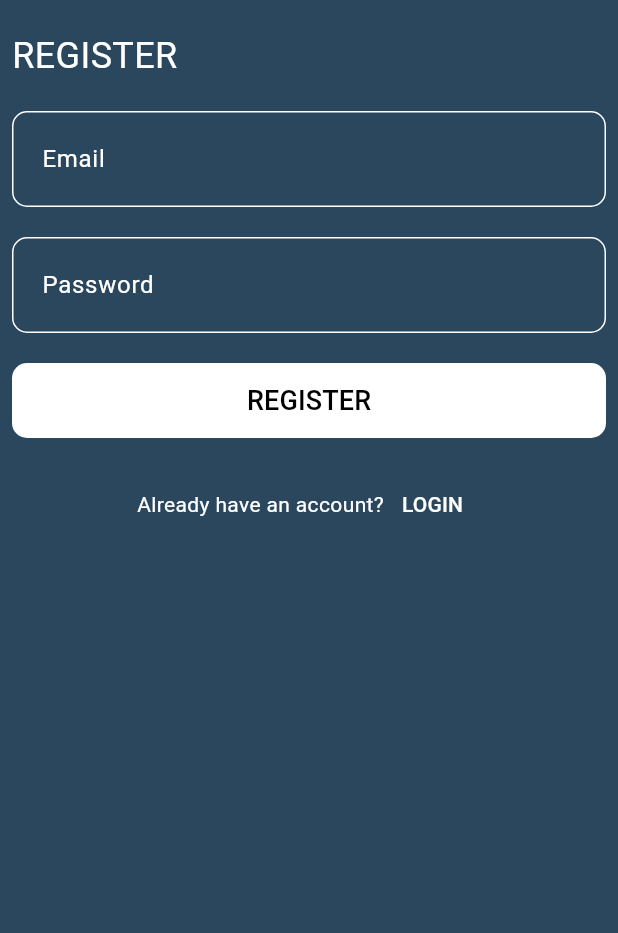
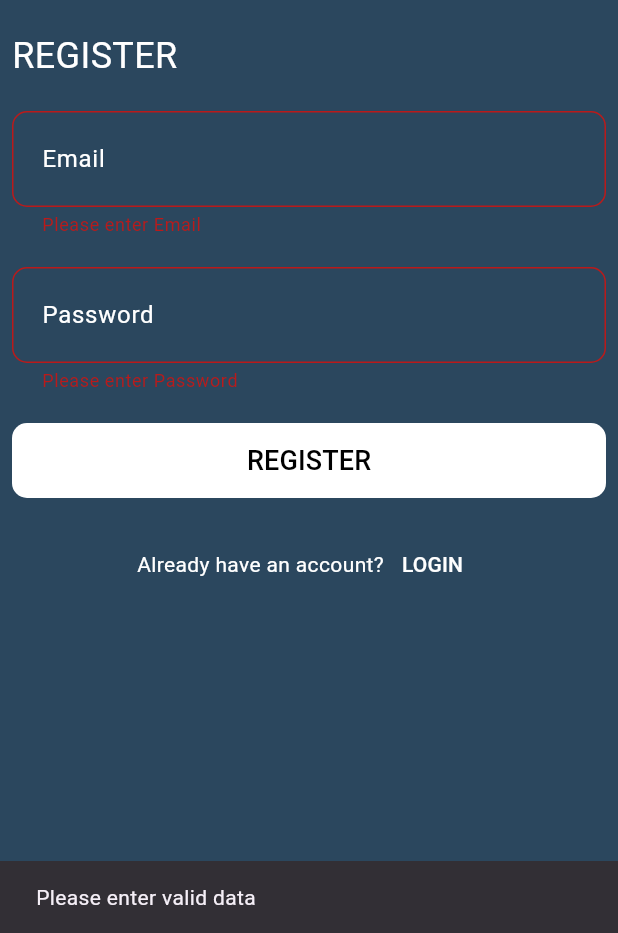
Before and after one commit to hashimsaffarini/Chat_App, a Flutter app: the RegisterPage screen opened by its route, after a tap on "REGISTER", on a phone screen of 412 x 824 dp, the part 303-1236 px from its top. Run offline on Flutter 3.47's test engine with Material 3 defaults, Android fonts, the phone set to English and light mode, and no system bars; drawn by our look-alikes of modal_progress_hud_nsn; our stand-ins replace firebase_auth, firebase_core; accounts and stored records are empty.

Commit message:
Add new files for showing snack bar, implementing login and register functionality
- Added show_snack_bar.dart for displaying snack bar messages
- Implemented login and register functionality in login_page.dart and register_page.dart
- Added modal progress HUD for showing loading indicator
- Updated dependencies for modal_progress_hud_nsn package

```diff
--- /dev/null
+++ b/lib/helper/show_snack_bar.dart
@@ -0,0 +1,9 @@
+import 'package:flutter/material.dart';
+
+void showSnackBar(BuildContext context, String? messege) {
+    ScaffoldMessenger.of(context).showSnackBar(
+      SnackBar(
+        content: Text(messege!),
+      ),
+    );
+  }
--- a/lib/views/pages/register_page.dart
+++ b/lib/views/pages/register_page.dart
@@ -1,10 +1,10 @@
-import 'dart:developer';
-
 import 'package:chat_app/constants.dart';
+import 'package:chat_app/helper/show_snack_bar.dart';
 import 'package:chat_app/views/widgets/custom_button.dart';
 import 'package:chat_app/views/widgets/custom_text_filed.dart';
 import 'package:firebase_auth/firebase_auth.dart';
 import 'package:flutter/material.dart';
+import 'package:modal_progress_hud_nsn/modal_progress_hud_nsn.dart';
 
 class RegisterPage extends StatefulWidget {
   static const String registerRoute = 'RegisterPage';
@@ -15,11 +15,15 @@ class RegisterPage extends StatefulWidget {
 }
 
 class _RegisterPageState extends State<RegisterPage> {
+  bool isLoading = false;
   String? email;
   String? password;
+  GlobalKey<FormState> formKey = GlobalKey<FormState>();
   @override
   Widget build(BuildContext context) {
-    return Scaffold(
+    return ModalProgressHUD(
+      inAsyncCall: isLoading,
+      child: Scaffold(
         backgroundColor: kPrimaryColor,
         appBar: AppBar(
           backgroundColor: kPrimaryColor,
@@ -35,6 +39,8 @@ class _RegisterPageState extends State<RegisterPage> {
         ),
         body: Padding(
           padding: const EdgeInsets.symmetric(horizontal: 8),
+          child: Form(
+            key: formKey,
             child: SingleChildScrollView(
               child: Column(
                 children: [
@@ -65,7 +71,7 @@ class _RegisterPageState extends State<RegisterPage> {
                   const SizedBox(
                     height: 20,
                   ),
-              CustomTextFiled(
+                  CustomTextFormFiled(
                     onChanged: (data) {
                       email = data;
                     },
@@ -74,7 +80,7 @@ class _RegisterPageState extends State<RegisterPage> {
                   const SizedBox(
                     height: 20,
                   ),
-              CustomTextFiled(
+                  CustomTextFormFiled(
                     onChanged: (data) {
                       password = data;
                     },
@@ -85,13 +91,31 @@ class _RegisterPageState extends State<RegisterPage> {
                   ),
                   CustomButton(
                     onPressed: () async {
-                  var auth = FirebaseAuth.instance;
-                  UserCredential user =
-                      await auth.createUserWithEmailAndPassword(
-                    email: email!,
-                    password: password!,
-                  );
-                  log('User: ${user.user!.email}');
+                      if (formKey.currentState!.validate()) {
+                        isLoading = true;
+                        setState(() {});
+                        try {
+                          await registerUser();
+
+                          showSnackBar(context, 'Successfully registered!');
+                        } on FirebaseAuthException catch (e) {
+                          String? messege;
+                          if (e.code == 'weak-password') {
+                            messege = 'The password provided is too weak.';
+                          } else if (e.code == 'email-already-in-use') {
+                            messege =
+                                'The account already exists for that email.';
+                          }
+                          showSnackBar(context, messege);
+                        } catch (e) {
+                          showSnackBar(context, e.toString());
+                        }
+                        isLoading = false;
+
+                        setState(() {});
+                      } else {
+                        showSnackBar(context, 'Please enter valid data');
+                      }
                     },
                     text: 'REGISTER',
                   ),
@@ -124,6 +148,17 @@ class _RegisterPageState extends State<RegisterPage> {
               ),
             ),
           ),
+        ),
+      ),
     );
   }
+
+  Future<UserCredential> registerUser() async {
+    var auth = FirebaseAuth.instance;
+    UserCredential user = await auth.createUserWithEmailAndPassword(
+      email: email!,
+      password: password!,
+    );
+    return user;
   }
+}
--- a/lib/views/widgets/custom_text_filed.dart
+++ b/lib/views/widgets/custom_text_filed.dart
@@ -1,13 +1,19 @@
 import 'package:flutter/material.dart';
 
-class CustomTextFiled extends StatelessWidget {
+class CustomTextFormFiled extends StatelessWidget {
   final String? hintText;
   final Function(String)? onChanged;
-  const CustomTextFiled({super.key, this.hintText, this.onChanged});
+  const CustomTextFormFiled({super.key, this.hintText, this.onChanged});
 
   @override
   Widget build(BuildContext context) {
-    return TextField(
+    return TextFormField(
+      validator: (value) {
+        if (value!.isEmpty) {
+          return 'Please enter $hintText';
+        }
+        return null;
+      },
       onChanged: onChanged,
       decoration: InputDecoration(
         contentPadding: const EdgeInsets.symmetric(
--- a/pubspec.yaml
+++ b/pubspec.yaml
@@ -33,6 +33,7 @@ dependencies:
   firebase_core: ^2.27.2
   flutter:
     sdk: flutter
+  modal_progress_hud_nsn: ^0.5.1
 
 dev_dependencies:
   flutter_lints: ^3.0.0
```
Also changed, not shown: lib/views/pages/login_page.dart (+66 -6 lines), pubspec.lock. Lines whose indentation alone changed are shown as unchanged.
